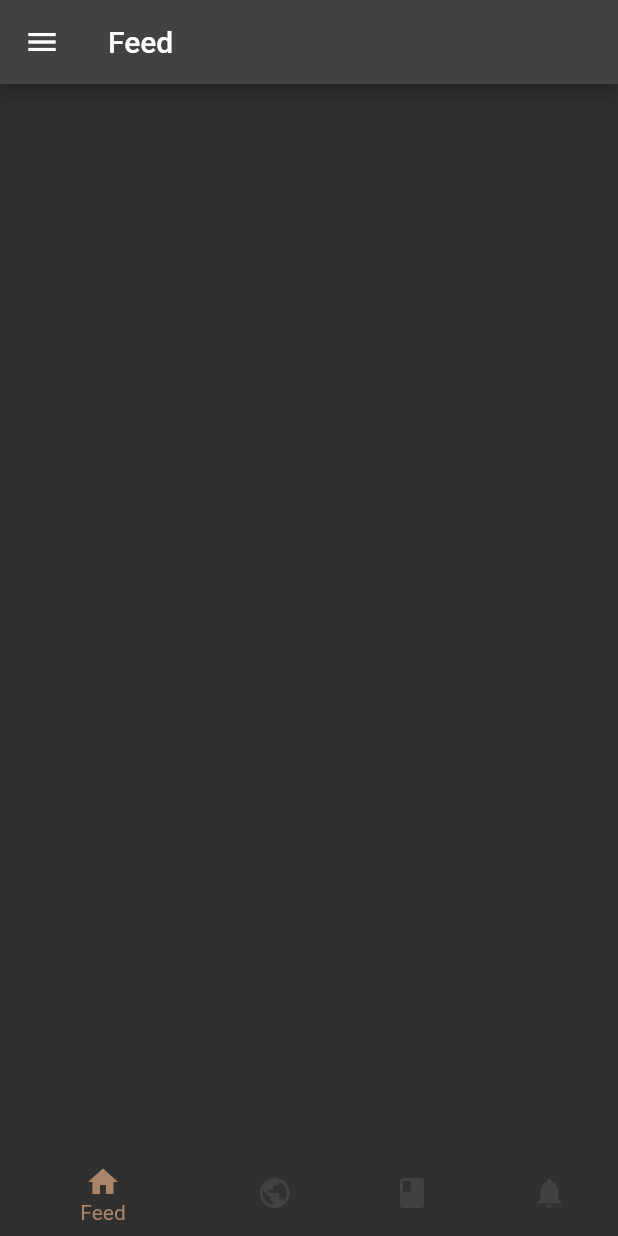
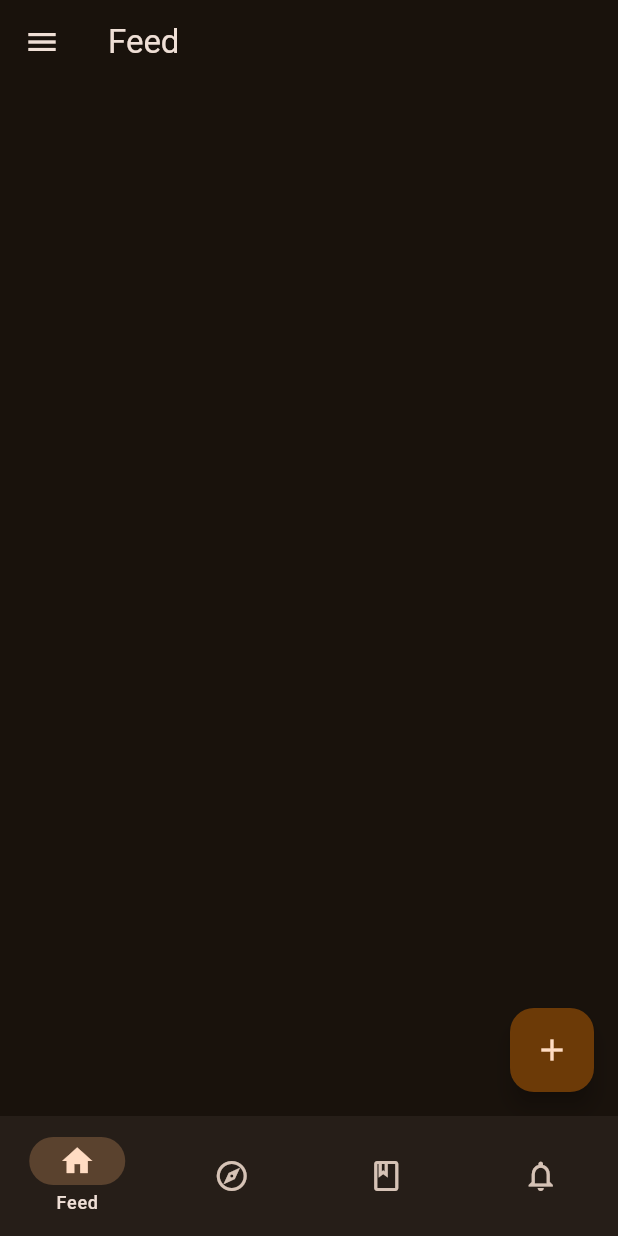
Before and after one commit to mayhmemo/cultbase, a Flutter app: the screen it shows after launch, on a phone screen of 412 x 824 dp. Run offline on Flutter 3.47's test engine with Material 2 defaults, Android fonts, the phone set to English and light mode, and no system bars; statements that could not run were skipped.

Commit message:
refactor: bottombar, sidebar, colors

```diff
--- a/lib/main.dart
+++ b/lib/main.dart
@@ -1,6 +1,23 @@
-import 'package:cultbase/my_app.dart';
 import 'package:flutter/material.dart';
+import 'package:cultbase/pages/shared/bottom_bar.dart';
 
 void main() {
-  runApp(MyApp());
+  runApp(const MyApp());
 }
+
+class MyApp extends StatelessWidget {
+  const MyApp({super.key});
+
+  @override
+  Widget build(BuildContext context) {
+    return MaterialApp(
+      title: 'CultBase',
+      debugShowCheckedModeBanner: false,
+      theme: ThemeData(
+          useMaterial3: true,
+          colorSchemeSeed: const Color(0xFFaa8569),
+          brightness: Brightness.dark),
+      home: const BottomBar(),
+    );
+  }
+}
--- a/lib/my_app.dart
+++ /dev/null
@@ -1,16 +0,0 @@
-import 'package:cultbase/pages/home_page.dart';
-import 'package:flutter/material.dart';
-
-class MyApp extends StatelessWidget {
-  const MyApp({super.key});
-
-  @override
-  Widget build(BuildContext context) {
-    return MaterialApp(
-      title: 'CultBase',
-      debugShowCheckedModeBanner: false,
-      theme: ThemeData.dark(),
-      home: const HomePage(),
-    );
-  }
-}
--- a/lib/pages/discover_page.dart
+++ b/lib/pages/discover_page.dart
@@ -1,4 +1,3 @@
-import 'package:cultbase/pages/shared/sidebar.dart';
 import 'package:flutter/material.dart';
 
 class DiscoverPage extends StatefulWidget {
@@ -15,11 +14,6 @@ class _DiscoverPageState extends State<DiscoverPage> {
       appBar: AppBar(
         title: const Text('Discover'),
       ),
-      drawer: Drawer(
-          child: ListView(
-        padding: EdgeInsets.zero,
-        children: Sidebar(context),
-      )),
     );
   }
 }
--- a/lib/pages/feed_page.dart
+++ b/lib/pages/feed_page.dart
@@ -1,4 +1,4 @@
-import 'package:cultbase/pages/shared/sidebar.dart';
+import 'package:cultbase/pages/shared/sidenew.dart';
 import 'package:flutter/material.dart';
 
 class FeedPage extends StatefulWidget {
@@ -15,11 +15,10 @@ class _FeedPageState extends State<FeedPage> {
       appBar: AppBar(
         title: const Text('Feed'),
       ),
-      drawer: Drawer(
-        child: ListView(
-          padding: EdgeInsets.zero,
-          children: Sidebar(context),
-        ),
+      drawer: const SideBar(),
+      floatingActionButton: FloatingActionButton(
+        child: const Icon(Icons.add),
+        onPressed: () => (),
       ),
     );
   }
--- a/lib/pages/home_page.dart
+++ /dev/null
@@ -1,63 +0,0 @@
-import 'package:cultbase/pages/collection_page.dart';
-import 'package:cultbase/pages/discover_page.dart';
-import 'package:cultbase/pages/feed_page.dart';
-import 'package:cultbase/pages/notifications_page.dart';
-import 'package:flutter/material.dart';
-
-class HomePage extends StatefulWidget {
-  const HomePage({super.key});
-
-  @override
-  State<HomePage> createState() => _HomePageState();
-}
-
-class _HomePageState extends State<HomePage> {
-  int actualPage = 0;
-  late PageController pageContr;
-
-  @override
-  void initState() {
-    super.initState();
-    pageContr = PageController(initialPage: actualPage);
-  }
-
-  setActualPage(page) {
-    setState(() {
-      actualPage = page;
-    });
-  }
-
-  @override
-  Widget build(BuildContext context) {
-    const Color accentColor = Color(0xFFaa8569);
-
-    return Scaffold(
-        body: PageView(
-          controller: pageContr,
-          onPageChanged: setActualPage,
-          children: const [
-            FeedPage(),
-            DiscoverPage(),
-            CollectionPage(),
-            NotificationsPage()
-          ],
-        ),
-        bottomNavigationBar: BottomNavigationBar(
-          currentIndex: actualPage,
-          items: const [
-            BottomNavigationBarItem(icon: Icon(Icons.home), label: 'Feed'),
-            BottomNavigationBarItem(
-                icon: Icon(Icons.public), label: 'Descobrir'),
-            BottomNavigationBarItem(icon: Icon(Icons.book), label: 'Acervo'),
-            BottomNavigationBarItem(
-                icon: Icon(Icons.notifications), label: 'Notificações'),
-          ],
-          selectedItemColor: accentColor,
-          onTap: (page) {
-            pageContr.animateToPage(page,
-                duration: const Duration(milliseconds: 100),
-                curve: Curves.ease);
-          },
-        ));
-  }
-}
--- /dev/null
+++ b/lib/pages/shared/bottom_bar.dart
@@ -0,0 +1,66 @@
+import 'package:cultbase/pages/collection_page.dart';
+import 'package:cultbase/pages/discover_page.dart';
+import 'package:cultbase/pages/feed_page.dart';
+import 'package:cultbase/pages/notifications_page.dart';
+import 'package:flutter/material.dart';
+
+class BottomBar extends StatefulWidget {
+  const BottomBar({Key? key}) : super(key: key);
+
+  @override
+  State<BottomBar> createState() => _BottomBarState();
+}
+
+class _BottomBarState extends State<BottomBar> {
+  int currentPageIndex = 0;
+  NavigationDestinationLabelBehavior labelBehavior =
+      NavigationDestinationLabelBehavior.onlyShowSelected;
+
+  final List<Widget> pages = [
+    const FeedPage(),
+    const DiscoverPage(),
+    const CollectionPage(),
+    const NotificationsPage(),
+  ];
+
+  @override
+  Widget build(BuildContext context) {
+    return Scaffold(
+      body: IndexedStack(
+        index: currentPageIndex,
+        children: pages,
+      ),
+      bottomNavigationBar: NavigationBar(
+        labelBehavior: labelBehavior,
+        selectedIndex: currentPageIndex,
+        onDestinationSelected: (int index) {
+          setState(() {
+            currentPageIndex = index;
+          });
+        },
+        destinations: const <Widget>[
+          NavigationDestination(
+            selectedIcon: Icon(Icons.home),
+            icon: Icon(Icons.home_outlined),
+            label: 'Feed',
+          ),
+          NavigationDestination(
+            selectedIcon: Icon(Icons.explore),
+            icon: Icon(Icons.explore_outlined),
+            label: 'Descobrir',
+          ),
+          NavigationDestination(
+            selectedIcon: Icon(Icons.book),
+            icon: Icon(Icons.book_outlined),
+            label: 'Acervo',
+          ),
+          NavigationDestination(
+            selectedIcon: Icon(Icons.notifications),
+            icon: Icon(Icons.notifications_outlined),
+            label: 'Notificações',
+          ),
+        ],
+      ),
+    );
+  }
+}
--- a/lib/pages/shared/sidebar.dart
+++ /dev/null
@@ -1,52 +0,0 @@
-import 'package:cultbase/pages/menupages/bookmarkspage.dart';
-import 'package:cultbase/pages/menupages/configurationpage.dart';
-import 'package:cultbase/pages/menupages/policypage.dart';
-import 'package:cultbase/pages/menupages/profilepage.dart';
-import 'package:flutter/material.dart';
-
-List<Widget> Sidebar(context) {
-  const Color primaryColor = Color(0xFF7a5030);
-  return <Widget>[
-    const UserAccountsDrawerHeader(
-      currentAccountPicture: FlutterLogo(),
-      accountName: Text('John Doe'),
-      accountEmail: Text('john@doe.com'),
-      decoration: BoxDecoration(
-        color: primaryColor,
-      ),
-    ),
-    ListTile(
-      leading: const Icon(Icons.person),
-      title: const Text('Profile'),
-      onTap: () => {
-        Navigator.of(context)
-            .push(MaterialPageRoute(builder: (context) => ProfilePage())),
-      },
-    ),
-    ListTile(
-      leading: const Icon(Icons.bookmark),
-      title: const Text('Bookmarks'),
-      onTap: () => {
-        Navigator.of(context)
-            .push(MaterialPageRoute(builder: (context) => BookmarkPage())),
-      },
-    ),
-    const Divider(),
-    ListTile(
-      leading: const Icon(Icons.privacy_tip),
-      title: const Text('Políticas'),
-      onTap: () => {
-        Navigator.of(context)
-            .push(MaterialPageRoute(builder: (context) => PolicyPage())),
-      },
-    ),
-    ListTile(
-      leading: const Icon(Icons.settings),
-      title: const Text('Configurações'),
-      onTap: () => {
-        Navigator.of(context)
-            .push(MaterialPageRoute(builder: (context) => ConfigurationPage())),
-      },
-    ),
-  ];
-}
```
Also changed, not shown: lib/pages/collection_page.dart (+2 -7 lines), lib/pages/notifications_page.dart (+2 -7 lines), lib/pages/shared/side_bar.dart (added, +63 -0 lines), lib/teste.dart (deleted, +0 -168 lines).
